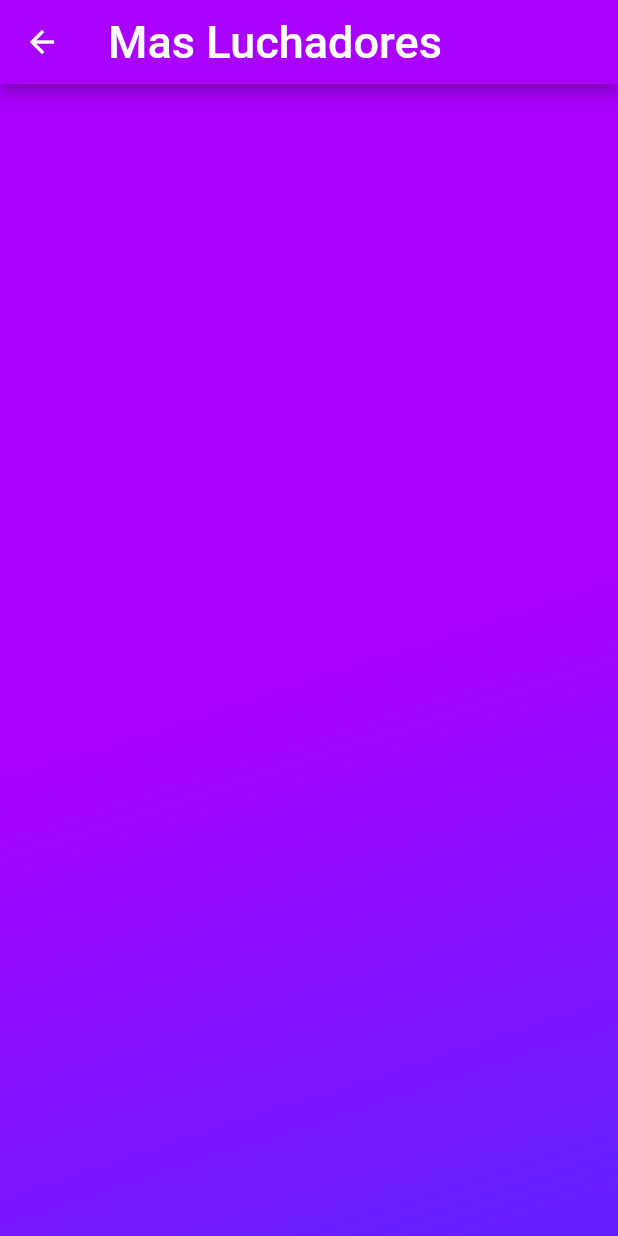
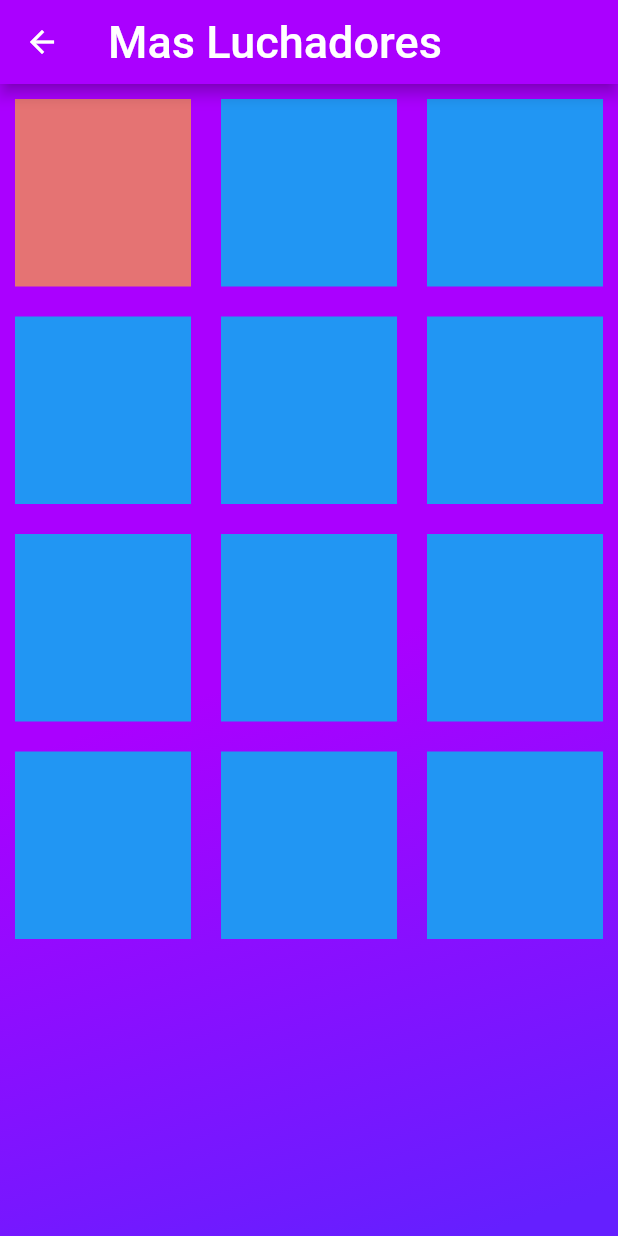
Before and after one commit to IsraMejia/LuchaPedia-LaboratorioMulitmedia, a Flutter app: the AllFighters screen opened directly, on a phone screen of 412 x 824 dp. Run offline on Flutter 3.47's test engine with Material 2 defaults, Android fonts, the phone set to English and light mode, and no system bars; network calls fail.

Commit message:
Table - Se creo el Table y sus TableRow sobre los cuales pondremos todos los demas luchadores obtenidos de internet

```diff
--- a/lib/all_fighters.dart
+++ b/lib/all_fighters.dart
@@ -1,6 +1,20 @@
 import 'package:flutter/material.dart';
 
 class AllFighters extends StatelessWidget {
+
+
+  final String urlHeroina = "https://i.pinimg.com/736x/c4/be/49/c4be4936ebc7e2bc808b805f887a1634.jpg";
+  final String urlMistico ="https://www.yucatan.com.mx/wp-content/uploads/2019/06/carismas.jpg?width=1200&enable=upscale";
+  final String urlLaHiedra = "https://encrypted-tbn0.gstatic.com/images?q=tbn%3AANd9GcSTScgaEjlD7IFqNG7jK3eTKzz98bQbIjzGSg&usqp=CAU";
+  final String urlParca ="https://imagenes.milenio.com/bznicQhVaurqVaL73PbyaeQGFAA=/958x596/https://www.milenio.com/uploads/media/2019/10/21/parka-hospitalizado-sufrir-impactante-caida_114_61_723_450.jpg" ;
+  final String urlPrincesaAzul ="https://pbs.twimg.com/media/EMwiE6mUUAA_tkk.jpg";
+  final String urlMascaraSagrada ="https://vignette.wikia.nocookie.net/prowrestling/images/b/b4/Mascara_Sagrada.jpg/revision/latest/top-crop/width/360/height/450?cb=20110815154549";
+  final String urlKeira = "https://laverdadnoticias.com/__export/1546480401769/sites/laverdad/img/2019/01/02/keyra4.jpg_423682103.jpg";
+  final String urlDosCaras ="https://pm1.narvii.com/6348/9354bb6b1622daa3ddfc4459b84564b016d8e11f_hq.jpg";
+  final String urlLadyFlammer = "https://encrypted-tbn0.gstatic.com/images?q=tbn%3AANd9GcSZjfVC9suHONXvvH31kar0u3TGAEwl2mR9XA&usqp=CAU";
+  final String urlOctagon = "https://bolavip.com/__export/1585783464420/sites/bolavip/img/2020/04/01/71f46e9f612766243872c34fcde97038_crop1585782103611.jpg_1902800913.jpg";
+  final String urlBaronessa = "https://www.lavozdelafrontera.com.mx/deportes/zfftgy-okdsc_6794.jpg/ALTERNATES/FREE_768/okDSC_6794.jpg";
+  final String urlAtlantis ="https://2.bp.blogspot.com/-pNdD_Z7OTbM/UiyhxUgQIjI/AAAAAAAAPw0/ccJQHZN4-sQ/s1600/atlantis7.jpg";
 
 
   @override
@@ -23,9 +37,121 @@ class AllFighters extends StatelessWidget {
                 ]
               )
             ),
-          )
+          ),
+          figthersTable(),
         ],
       ),
     );
+  }//build
+
+  Widget figthersTable(){
+    return Table(
+      children: [
+        TableRow(
+          children: [
+
+            Container(
+              margin: EdgeInsets.all(10),
+              height: 125,
+              width: 60,
+              color: Colors.red[300],
+            ),
+            Container(
+              margin: EdgeInsets.all(10),
+              height: 125,
+              width: 60,
+              color: Colors.blue,
+            ),
+            Container(
+              margin: EdgeInsets.all(10),
+              height: 125,
+              width: 60,
+              color: Colors.blue,
+            ),
+
+          ]
+        ),
+        //TableRow 1
+        TableRow(
+          children: [
+
+            Container(
+              margin: EdgeInsets.all(10),
+              height: 125,
+              width: 60,
+              color: Colors.blue,
+            ),
+            Container(
+              margin: EdgeInsets.all(10),
+              height: 125,
+              width: 60,
+              color: Colors.blue,
+            ),
+            Container(
+              margin: EdgeInsets.all(10),
+              height: 125,
+              width: 60,
+              color: Colors.blue,
+            ),
+
+          ]
+        ),
+        //TableRow 2
+
+        TableRow(
+          children: [
+
+            Container(
+              margin: EdgeInsets.all(10),
+              height: 125,
+              width: 60,
+              color: Colors.blue,
+            ),
+            Container(
+              margin: EdgeInsets.all(10),
+              height: 125,
+              width: 60,
+              color: Colors.blue,
+            ),
+            Container(
+              margin: EdgeInsets.all(10),
+              height: 125,
+              width: 60,
+              color: Colors.blue,
+            ),
+
+          ]
+        ),
+        //TableRow 3
+
+        TableRow(
+          children: [
+
+            Container(
+              margin: EdgeInsets.all(10),
+              height: 125,
+              width: 60,
+              color: Colors.blue,
+            ),
+            Container(
+              margin: EdgeInsets.all(10),
+              height: 125,
+              width: 60,
+              color: Colors.blue,
+            ),
+            Container(
+              margin: EdgeInsets.all(10),
+              height: 125,
+              width: 60,
+              color: Colors.blue,
+            ),
+
+          ]
+        ),
+        //TableRow 4
+      ],
+    );
   }
+
+
 }
```
